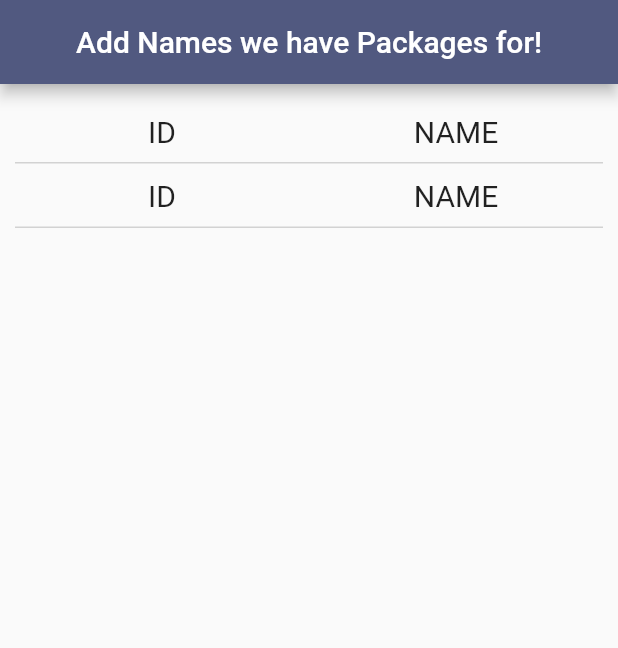
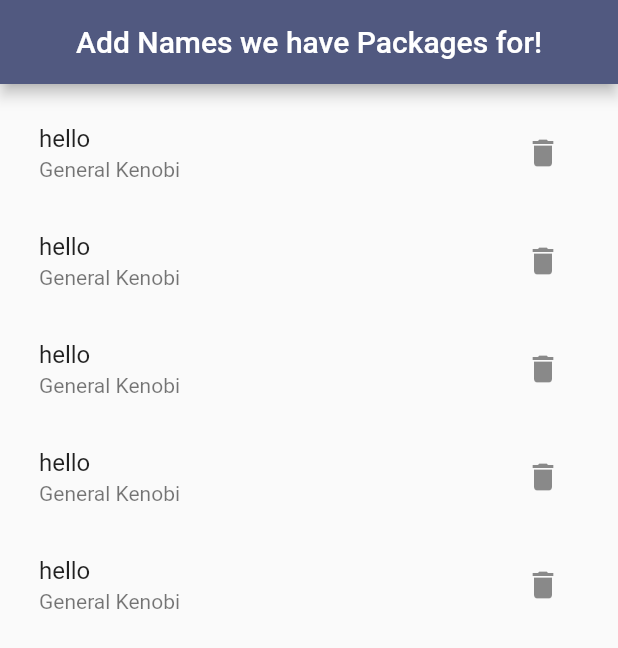
Before and after one commit to Chickensalad303/rpi_packages_app, a Flutter app: the screen it shows after launch, on a phone screen of 412 x 824 dp. Shown: the top 648 px of the screen. Run offline on Flutter 3.47's test engine with Material 2 defaults, Android fonts, the phone set to English and light mode, and no system bars.

```diff
--- a/lib/main.dart
+++ b/lib/main.dart
@@ -4,6 +4,7 @@ import 'package:flutter/material.dart';
 
 const double tableBorderWidth = 1;
 const Color tableBorderColor = Color.fromARGB(150, 182, 182, 182);
+const int listLength = 5;
 
 void main() {
   runApp(const MyApp());
@@ -37,14 +38,35 @@ class MyApp extends StatelessWidget {
               )),
           body: Padding(
             padding: const EdgeInsets.all(10),
+            child: ListView.builder(
+              itemCount: listLength,
+              itemBuilder: (BuildContext context, int index) => ListTile(
+                title: const Text("hello"),
+                subtitle: const Text("General Kenobi"),
+                trailing: IconButton(
+                  icon: const Icon(Icons.delete),
+                  onPressed: () {},
+                ),
+              ),
+            ),
+          ),
+        ));
+  }
+}
+
+class T extends StatelessWidget {
+  const T({super.key});
+
+  @override
+  Widget build(BuildContext context) {
+    return Container(
       child: Table(
         children: const [
           TableRow(
               decoration: BoxDecoration(
                   border: BorderDirectional(
                       bottom: BorderSide(
-                                width: tableBorderWidth,
-                                color: tableBorderColor))),
+                          width: tableBorderWidth, color: tableBorderColor))),
               children: [
                 Center(
                   child: Padding(
@@ -57,8 +79,7 @@ class MyApp extends StatelessWidget {
                 ),
                 Center(
                   child: Padding(
-                          padding: EdgeInsets.symmetric(
-                              vertical: 10, horizontal: 20),
+                    padding: EdgeInsets.symmetric(vertical: 10, horizontal: 20),
                     child: Text(
                       "NAME",
                       style: TextStyle(fontSize: 20),
@@ -70,8 +91,7 @@ class MyApp extends StatelessWidget {
               decoration: BoxDecoration(
                   border: BorderDirectional(
                       bottom: BorderSide(
-                                width: tableBorderWidth,
-                                color: tableBorderColor))),
+                          width: tableBorderWidth, color: tableBorderColor))),
               children: [
                 Center(
                   child: Padding(
@@ -94,8 +114,7 @@ class MyApp extends StatelessWidget {
               ])
         ],
       ),
-          ),
-        ));
+    );
   }
 }
 
```
Also changed, not shown: 1 other file. Lines whose indentation alone changed are shown as unchanged.
